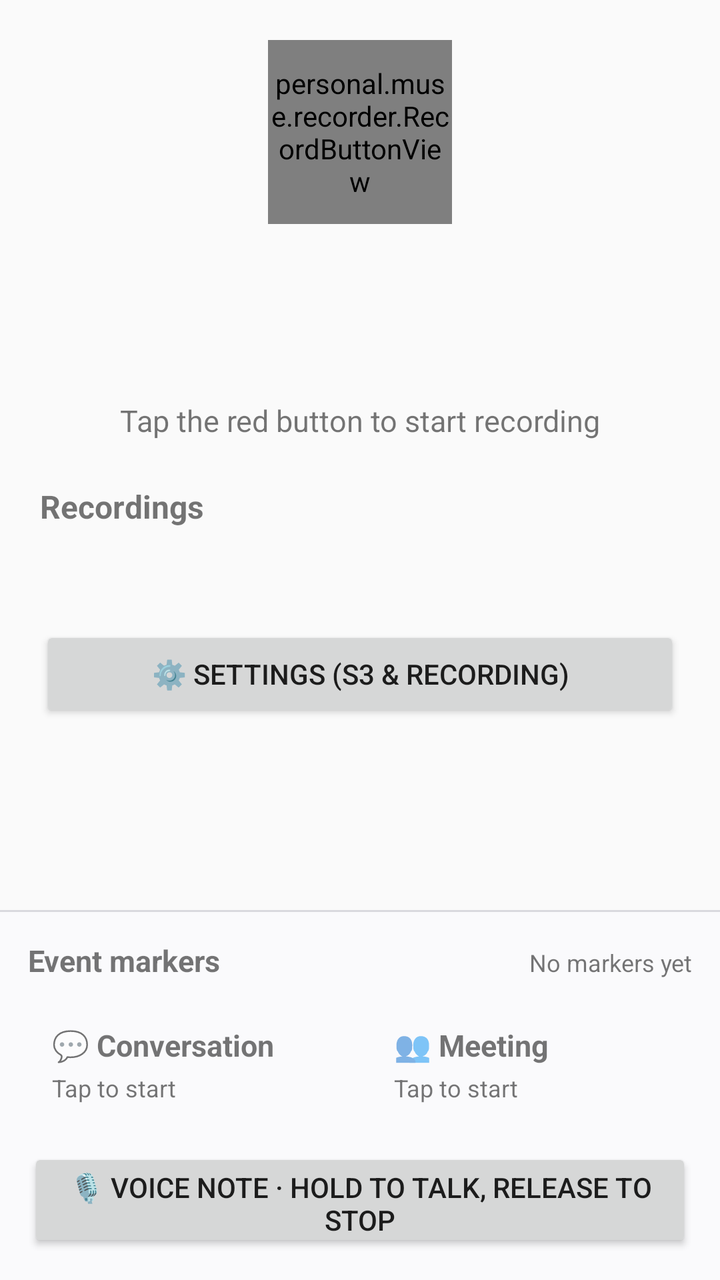
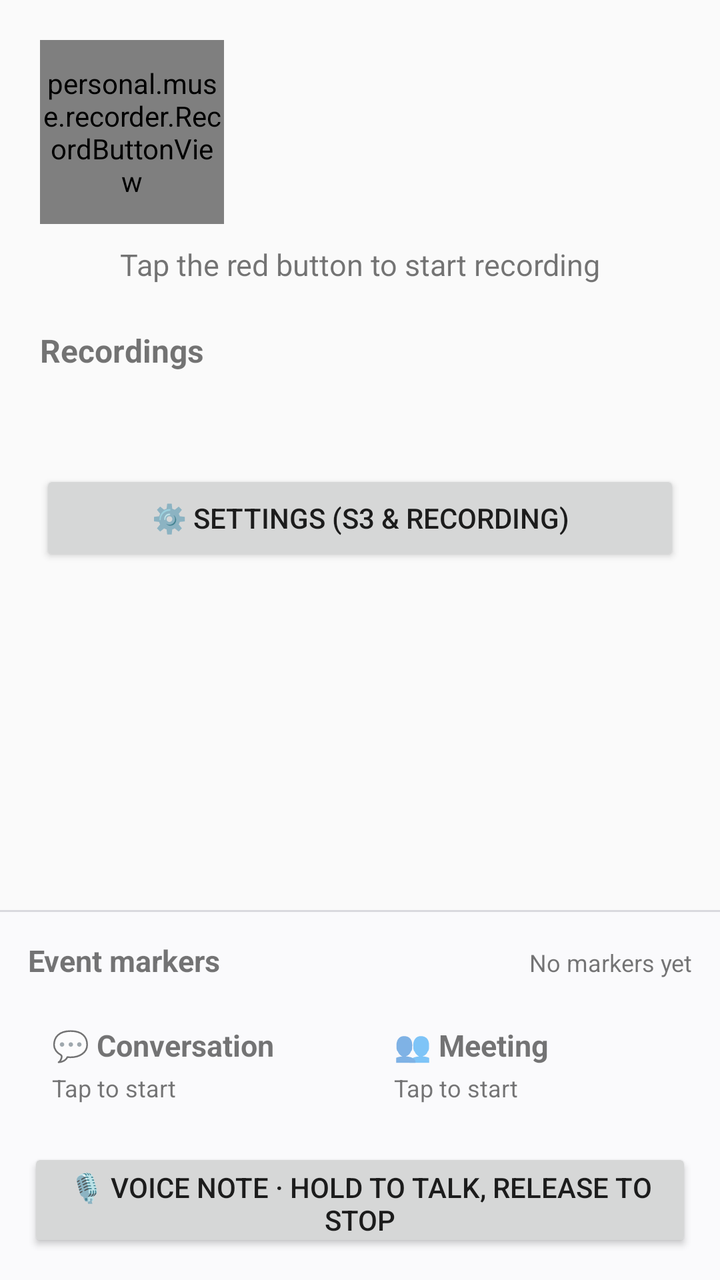

Before-and-after screenshots of an Android layout around one commit, followed by the original layout XML and the change that was made.
<!-- AndroidManifest.xml: application theme android:Theme.Material.Light -->
<!-- res/layout/activity_main.xml -->
<?xml version="1.0" encoding="utf-8"?>
<LinearLayout xmlns:android="http://schemas.android.com/apk/res/android"
    android:layout_width="match_parent"
    android:layout_height="match_parent"
    android:orientation="vertical">

    
    <ScrollView
        android:layout_width="match_parent"
        android:layout_height="0dp"
        android:layout_weight="1">

        <LinearLayout
            android:layout_width="match_parent"
            android:layout_height="wrap_content"
            android:orientation="vertical"
            android:padding="20dp">

            <personal.muse.recorder.RecordButtonView
                android:id="@+id/recordButton"
                android:layout_width="92dp"
                android:layout_height="92dp"
                android:layout_gravity="center_horizontal"
                android:clickable="true"
                android:focusable="true" />

            <personal.muse.recorder.WaveformView
                android:id="@+id/waveform"
                android:layout_width="match_parent"
                android:layout_height="64dp"
                android:layout_marginTop="14dp"
                android:visibility="invisible" />

            <TextView
                android:id="@+id/statusText"
                android:layout_width="match_parent"
                android:layout_height="wrap_content"
                android:layout_marginTop="10dp"
                android:gravity="center"
                android:text="@string/status_tap_record"
                android:textSize="15sp" />

            <TextView
                android:id="@+id/filesTitle"
                android:layout_width="wrap_content"
                android:layout_height="wrap_content"
                android:layout_marginTop="22dp"
                android:text="@string/files_title"
                android:textSize="16sp"
                android:textStyle="bold" />

            <LinearLayout
                android:id="@+id/pendingContainer"
                android:layout_width="match_parent"
                android:layout_height="wrap_content"
                android:layout_marginTop="8dp"
                android:orientation="vertical" />

            <ProgressBar
                android:id="@+id/uploadProgress"
                style="?android:attr/progressBarStyleHorizontal"
                android:layout_width="match_parent"
                android:layout_height="wrap_content"
                android:layout_marginTop="10dp"
                android:max="100"
                android:progress="0"
                android:visibility="gone" />

            <TextView
                android:id="@+id/uploadStatusText"
                android:layout_width="match_parent"
                android:layout_height="wrap_content"
                android:layout_marginTop="6dp"
                android:text=""
                android:textSize="14sp" />

            <Button
                android:id="@+id/retryUploadButton"
                android:layout_width="match_parent"
                android:layout_height="wrap_content"
                android:layout_marginTop="8dp"
                android:text="@string/retry_upload"
                android:visibility="gone" />

            <Button
                android:id="@+id/settingsToggleButton"
                android:layout_width="match_parent"
                android:layout_height="wrap_content"
                android:layout_marginTop="16dp"
                android:text="@string/settings_button" />

            <LinearLayout
                android:id="@+id/settingsContainer"
                android:layout_width="match_parent"
                android:layout_height="wrap_content"
                android:orientation="vertical"
                android:visibility="gone">

                <TextView
                    android:layout_width="wrap_content"
                    android:layout_height="wrap_content"
                    android:layout_marginTop="12dp"
                    android:text="@string/language_label"
                    android:textStyle="bold" />

                <Spinner
                    android:id="@+id/languageSpinner"
                    android:layout_width="match_parent"
                    android:layout_height="wrap_content"
                    android:layout_marginTop="4dp" />

                <TextView
                    android:layout_width="wrap_content"
                    android:layout_height="wrap_content"
                    android:layout_marginTop="12dp"
                    android:text="@string/settings_s3_title"
                    android:textStyle="bold" />

                <TextView
                    android:layout_width="wrap_content"
                    android:layout_height="wrap_content"
                    android:layout_marginTop="10dp"
                    android:text="@string/preset_label" />

                <Spinner
                    android:id="@+id/presetSpinner"
                    android:layout_width="match_parent"
                    android:layout_height="wrap_content"
                    android:layout_marginTop="4dp" />

                <TextView
                    android:layout_width="wrap_content"
                    android:layout_height="wrap_content"
                    android:layout_marginTop="8dp"
                    android:text="@string/endpoint_label" />

                <EditText
                    android:id="@+id/endpointInput"
                    android:layout_width="match_parent"
                    android:layout_height="wrap_content"
                    android:hint="https://…"
                    android:inputType="textUri"
                    android:singleLine="true" />

                <TextView
                    android:layout_width="wrap_content"
                    android:layout_height="wrap_content"
                    android:layout_marginTop="8dp"
                    android:text="@string/region_label" />

                <EditText
                    android:id="@+id/regionInput"
                    android:layout_width="match_parent"
                    android:layout_height="wrap_content"
                    android:hint="auto"
                    android:inputType="text"
                    android:singleLine="true" />

                <TextView
                    android:layout_width="wrap_content"
                    android:layout_height="wrap_content"
                    android:layout_marginTop="8dp"
                    android:text="@string/bucket_label" />

                <EditText
                    android:id="@+id/bucketInput"
                    android:layout_width="match_parent"
                    android:layout_height="wrap_content"
                    android:hint="recordings"
                    android:inputType="text"
                    android:singleLine="true" />

                <TextView
                    android:layout_width="wrap_content"
                    android:layout_height="wrap_content"
                    android:layout_marginTop="8dp"
                    android:text="@string/access_key_label" />

                <EditText
                    android:id="@+id/accessKeyInput"
                    android:layout_width="match_parent"
                    android:layout_height="wrap_content"
                    android:hint="AccessKey"
                    android:inputType="text"
                    android:singleLine="true" />

                <TextView
                    android:layout_width="wrap_content"
                    android:layout_height="wrap_content"
                    android:layout_marginTop="8dp"
                    android:text="@string/secret_label" />

                <EditText
                    android:id="@+id/secretKeyInput"
                    android:layout_width="match_parent"
                    android:layout_height="wrap_content"
                    android:hint="SecretKey"
                    android:inputType="textPassword"
                    android:singleLine="true" />

                <CheckBox
                    android:id="@+id/virtualStyleCheck"
                    android:layout_width="wrap_content"
                    android:layout_height="wrap_content"
                    android:layout_marginTop="6dp"
                    android:text="@string/virtual_style_label" />

                <TextView
                    android:layout_width="wrap_content"
                    android:layout_height="wrap_content"
                    android:layout_marginTop="8dp"
                    android:text="@string/segment_minutes_label" />

                <EditText
                    android:id="@+id/segmentMinutesInput"
                    android:layout_width="match_parent"
                    android:layout_height="wrap_content"
                    android:hint="60"
                    android:inputType="number"
                    android:singleLine="true" />

                <CheckBox
                    android:id="@+id/wifiOnlyCheck"
                    android:layout_width="wrap_content"
                    android:layout_height="wrap_content"
                    android:layout_marginTop="6dp"
                    android:text="@string/wifi_only_label" />

                <CheckBox
                    android:id="@+id/deleteAfterUploadCheck"
                    android:layout_width="wrap_content"
                    android:layout_height="wrap_content"
                    android:text="@string/delete_after_label" />

                <CheckBox
                    android:id="@+id/autoResumeCheck"
                    android:layout_width="wrap_content"
                    android:layout_height="wrap_content"
                    android:text="@string/auto_resume_label" />

                <Button
                    android:id="@+id/saveSettingsButton"
                    android:layout_width="match_parent"
                    android:layout_height="wrap_content"
                    android:layout_marginTop="12dp"
                    android:text="@string/save_settings" />

                <Button
                    android:id="@+id/batteryButton"
                    android:layout_width="match_parent"
                    android:layout_height="wrap_content"
                    android:layout_marginTop="8dp"
                    android:text="@string/battery_button" />
            </LinearLayout>
        </LinearLayout>
    </ScrollView>

    <View
        android:layout_width="match_parent"
        android:layout_height="1dp"
        android:background="#D9D9DE" />

    <LinearLayout
        android:layout_width="match_parent"
        android:layout_height="wrap_content"
        android:background="#FAFAFC"
        android:orientation="vertical"
        android:padding="14dp">

        <LinearLayout
            android:layout_width="match_parent"
            android:layout_height="wrap_content"
            android:orientation="horizontal">

            <TextView
                android:layout_width="wrap_content"
                android:layout_height="wrap_content"
                android:text="@string/events_title"
                android:textSize="15sp"
                android:textStyle="bold" />

            <TextView
                android:id="@+id/lastEventText"
                android:layout_width="0dp"
                android:layout_height="wrap_content"
                android:layout_weight="1"
                android:gravity="end"
                android:text="@string/no_events_yet"
                android:textSize="12sp" />
        </LinearLayout>

        <LinearLayout
            android:layout_width="match_parent"
            android:layout_height="wrap_content"
            android:layout_marginTop="10dp"
            android:orientation="horizontal">

            <LinearLayout
                android:id="@+id/convCard"
                android:layout_width="0dp"
                android:layout_height="wrap_content"
                android:layout_weight="1"
                android:clickable="true"
                android:focusable="true"
                android:orientation="vertical"
                android:padding="12dp">

                <TextView
                    android:id="@+id/convCardTitle"
                    android:layout_width="wrap_content"
                    android:layout_height="wrap_content"
                    android:text="@string/conv_card"
                    android:textSize="15sp"
                    android:textStyle="bold" />

                <TextView
                    android:id="@+id/convCardState"
                    android:layout_width="wrap_content"
                    android:layout_height="wrap_content"
                    android:layout_marginTop="3dp"
                    android:text="@string/tap_to_start"
                    android:textSize="12sp" />
            </LinearLayout>

            <View
                android:layout_width="10dp"
                android:layout_height="1dp" />

            <LinearLayout
                android:id="@+id/meetingCard"
                android:layout_width="0dp"
                android:layout_height="wrap_content"
                android:layout_weight="1"
                android:clickable="true"
                android:focusable="true"
                android:orientation="vertical"
                android:padding="12dp">

                <TextView
                    android:id="@+id/meetingCardTitle"
                    android:layout_width="wrap_content"
                    android:layout_height="wrap_content"
                    android:text="@string/meeting_card"
                    android:textSize="15sp"
                    android:textStyle="bold" />

                <TextView
                    android:id="@+id/meetingCardState"
                    android:layout_width="wrap_content"
                    android:layout_height="wrap_content"
                    android:layout_marginTop="3dp"
                    android:text="@string/tap_to_start"
                    android:textSize="12sp" />
            </LinearLayout>
        </LinearLayout>

        <Button
            android:id="@+id/selfNoteButton"
            android:layout_width="match_parent"
            android:layout_height="52dp"
            android:layout_marginTop="10dp"
            android:text="@string/self_note_button" />
    </LinearLayout>
</LinearLayout>
<!-- resources referenced by this layout -->
<resources>
  <string name="access_key_label">Access Key ID</string>
  <string name="auto_resume_label">Auto-resume recording after the phone restarts</string>
  <string name="battery_button">Allow background running (disable battery optimization)</string>
  <string name="bucket_label">Bucket (Tencent Cloud bucket names need the -APPID suffix)</string>
  <string name="conv_card">💬 Conversation</string>
  <string name="delete_after_label">Delete local segments after a successful upload (saves space)</string>
  <string name="endpoint_label">Endpoint (for R2: https://&lt;AccountID&gt;.r2.cloudflarestorage.com)</string>
  <string name="events_title">Event markers</string>
  <string name="files_title">Recordings</string>
  <string name="language_label">Language</string>
  <string name="meeting_card">👥 Meeting</string>
  <string name="no_events_yet">No markers yet</string>
  <string name="preset_label">Cloud preset (picking one fills in the address and region; you can still edit them)</string>
  <string name="region_label">Region (R2 uses “auto”; other providers use their region code)</string>
  <string name="retry_upload">Retry upload now</string>
  <string name="save_settings">Save settings</string>
  <string name="secret_label">Secret Access Key (stored only on this phone — never share it)</string>
  <string name="segment_minutes_label">Segment length (minutes, default 60)</string>
  <string name="self_note_button">🎙 Voice note · Hold to talk, release to stop</string>
  <string name="settings_button">⚙️ Settings (S3 &amp; recording)</string>
  <string name="settings_s3_title">S3 storage settings (saving triggers an upload right away)</string>
  <string name="status_tap_record">Tap the red button to start recording</string>
  <string name="tap_to_start">Tap to start</string>
  <string name="virtual_style_label">Virtual-host style (bucket in the hostname; check for Alibaba / Tencent / AWS / Qiniu, leave unchecked for R2 / B2)</string>
  <string name="wifi_only_label">Upload only on Wi‑Fi / unmetered networks</string>
</resources>

<!-- the commit's change to res/layout/activity_main.xml (unified diff, before → after) -->
@@ -16,20 +16,28 @@
             android:orientation="vertical"
             android:padding="20dp">
 
-            <personal.muse.recorder.RecordButtonView
-                android:id="@+id/recordButton"
-                android:layout_width="92dp"
-                android:layout_height="92dp"
-                android:layout_gravity="center_horizontal"
-                android:clickable="true"
-                android:focusable="true" />
-
-            <personal.muse.recorder.WaveformView
-                android:id="@+id/waveform"
-                android:layout_width="match_parent"
-                android:layout_height="64dp"
-                android:layout_marginTop="14dp"
-                android:visibility="invisible" />
+            
+            <LinearLayout
+                android:layout_width="match_parent"
+                android:layout_height="wrap_content"
+                android:gravity="center_vertical"
+                android:orientation="horizontal">
+
+                <personal.muse.recorder.RecordButtonView
+                    android:id="@+id/recordButton"
+                    android:layout_width="92dp"
+                    android:layout_height="92dp"
+                    android:clickable="true"
+                    android:focusable="true" />
+
+                <personal.muse.recorder.WaveformView
+                    android:id="@+id/waveform"
+                    android:layout_width="0dp"
+                    android:layout_height="92dp"
+                    android:layout_marginStart="14dp"
+                    android:layout_weight="1"
+                    android:visibility="invisible" />
+            </LinearLayout>
 
             <TextView
                 android:id="@+id/statusText"
